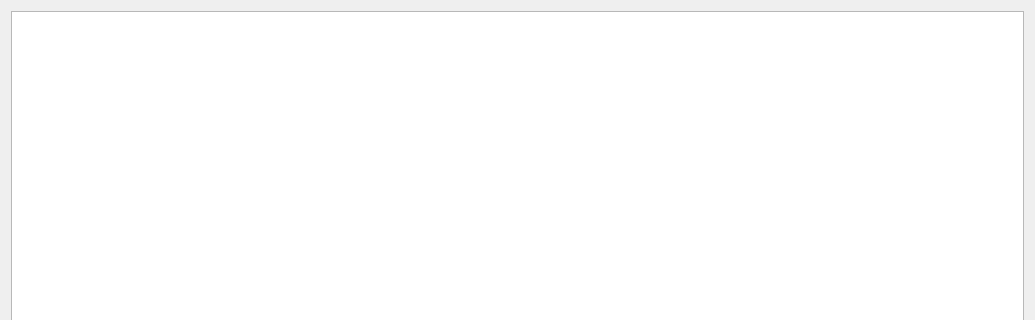
Old version of the form Retail_Software/advertisinginformationwindow.ui in the repository AntonZhiganov/Retail_Software; both pictures show x 0 to 1035 and y 0 to 320 of the 1035 by 659 pixel window.
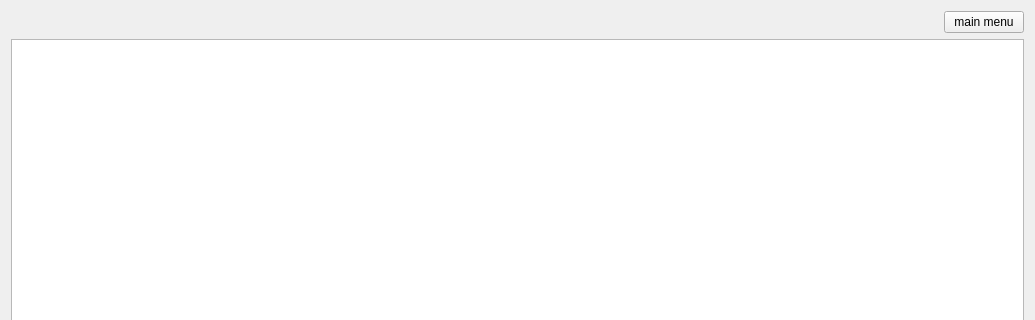
New version of the form.

Commit message: Now all tables are stretched to the size of the entire window

What changed in the file:
```diff
--- a/Retail_Software/advertisinginformationwindow.ui
+++ b/Retail_Software/advertisinginformationwindow.ui
@@ -14,6 +14,30 @@
    <string>Form</string>
   </property>
   <layout class="QVBoxLayout" name="verticalLayout_2">
+   <item>
+    <layout class="QHBoxLayout" name="horizontalLayout">
+     <item>
+      <spacer name="horizontalSpacer">
+       <property name="orientation">
+        <enum>Qt::Orientation::Horizontal</enum>
+       </property>
+       <property name="sizeHint" stdset="0">
+        <size>
+         <width>40</width>
+         <height>20</height>
+        </size>
+       </property>
+      </spacer>
+     </item>
+     <item>
+      <widget class="QPushButton" name="menuPushButton">
+       <property name="text">
+        <string>main menu</string>
+       </property>
+      </widget>
+     </item>
+    </layout>
+   </item>
    <item>
     <layout class="QVBoxLayout" name="verticalLayout">
      <item>
```
The commit also changes 4 other files.
